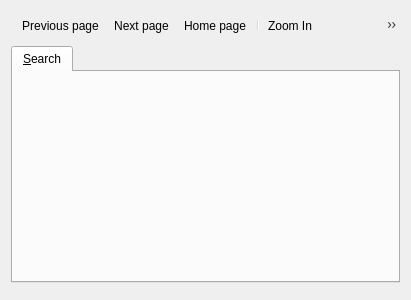
This is v2/branches/dev/plugins/child/QtAssistant/src/ui/QtAssistantBrowser.ui in testmana2/mks as Qt 5 draws it before an edit. The edited form follows.
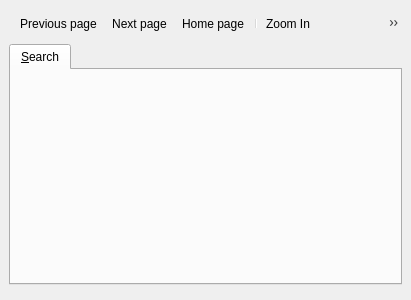
This is the edited form. Icons and pictures are not drawn. Custom widgets are drawn as their Qt base class.

The edit to the form file:
```diff
--- a/v2/branches/dev/plugins/child/QtAssistant/src/ui/QtAssistantBrowser.ui
+++ b/v2/branches/dev/plugins/child/QtAssistant/src/ui/QtAssistantBrowser.ui
@@ -13,6 +13,12 @@
    <string>Qt Assistant</string>
   </property>
   <layout class="QVBoxLayout" name="verticalLayout" >
+   <property name="spacing" >
+    <number>6</number>
+   </property>
+   <property name="margin" >
+    <number>9</number>
+   </property>
    <item>
     <widget class="QToolBar" name="tbButtons" >
      <property name="floatable" >
@@ -44,7 +50,14 @@
        <iconset resource="../resources/QtAssistant.qrc" >
         <normaloff>:/icons/find.png</normaloff>:/icons/find.png</iconset>
       </attribute>
-      <layout class="QVBoxLayout" name="vlSearch" />
+      <layout class="QVBoxLayout" name="vlSearch" >
+       <property name="spacing" >
+        <number>6</number>
+       </property>
+       <property name="margin" >
+        <number>9</number>
+       </property>
+      </layout>
      </widget>
     </widget>
    </item>
```
